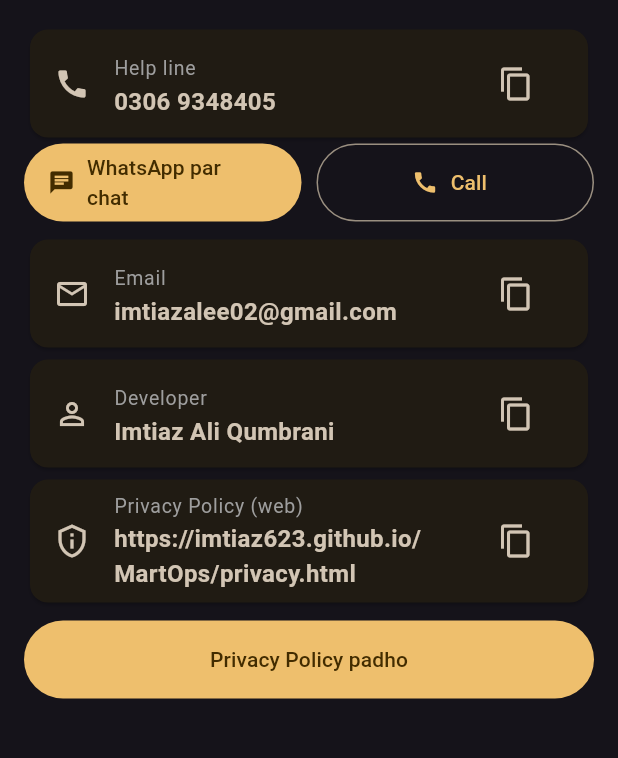
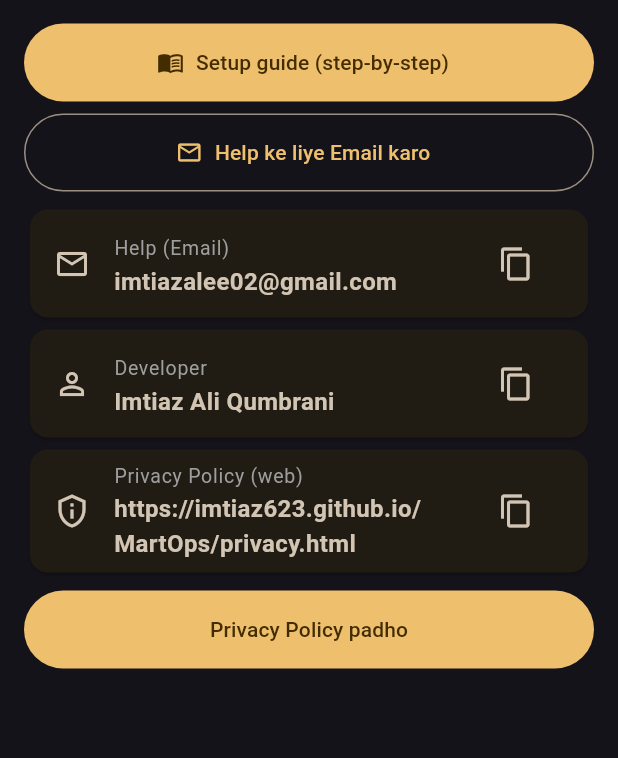
Before and after one commit to imtiaz623/MartOps, a Flutter app: the AboutScreen screen opened directly, on a phone screen of 412 x 824 dp, the part 476-1234 px from its top. Run offline on Flutter 3.47's test engine with Material 3 defaults, Android fonts, the phone set to English and light mode, and no system bars; our stand-ins replace connectivity_plus, geolocator, location, permission_handler, shared_preferences; missing offline and left inert: flutter_foreground_task, network_info_plus; accounts and stored records are empty.

Commit message:
0.9 about.dart

```diff
--- a/lib/about.dart
+++ b/lib/about.dart
@@ -1,8 +1,8 @@
 import 'package:flutter/material.dart';
 import 'package:flutter/services.dart';
+import 'guide.dart';
 import 'help.dart';
 
-const kHelpline = '0306 9348405';
 const kDevName = 'Imtiaz Ali Qumbrani';
 const kDevEmail = 'imtiazalee02@gmail.com';
 const kPolicyUrl = 'https://imtiaz623.github.io/MartOps/privacy.html';
@@ -10,7 +10,7 @@ const kPolicyUrl = 'https://imtiaz623.github.io/MartOps/privacy.html';
 const kAbout = r'''MartOps is a business app for shop and company owners. The owner adds branches and the Wi-Fi network names of each branch, then adds a manager. The manager logs in once on his Android phone. During the company working time set by the owner, the app records which branch Wi-Fi the phone connects to, when the manager arrived and left, whether the phone was on another Wi-Fi, on mobile data, without internet or switched off, and the phone's GPS position. The owner sees this in the app and on the web panel, with reports and a map link for each position.''';
 
 const kPolicy = <List<String>>[
-  [r'''1. About this policy''', r'''This policy explains what information the MartOps app and its web panel collect, why, and what choices you have. MartOps is developed by Imtiaz Ali Qumbrani (imtiazalee02@gmail.com, help line 0306 9348405). Last updated: 26 October 2026.'''],
+  [r'''1. About this policy''', r'''This policy explains what information the MartOps app and its web panel collect, why, and what choices you have. MartOps is developed by Imtiaz Ali Qumbrani (imtiazalee02@gmail.com). Last updated: 26 October 2026.'''],
   [r'''2. What MartOps does''', r'''MartOps is a business app for shop and company owners. The owner adds branches and the Wi-Fi network names of each branch, then adds a manager. The manager logs in once on his Android phone. During the company working time set by the owner, the app records which branch Wi-Fi the phone connects to, when the manager arrived and left, whether the phone was on another Wi-Fi, on mobile data, without internet or switched off, and the phone's GPS position. The owner sees this in the app and on the web panel, with reports and a map link for each position.'''],
   [r'''3. Information we collect''', r'''Account details: company name, owner name, phone number, optional WhatsApp number for reports, manager names and optional phone numbers, and login IDs. Passwords and PINs are stored only in hashed form.
 
@@ -45,7 +45,7 @@ Inside a company, the owner can see all of his managers' records. A manager can
 
 Email: imtiazalee02@gmail.com
 
-Help line: 0306 9348405'''],
+Help: imtiazalee02@gmail.com'''],
 ];
 
 class AboutScreen extends StatelessWidget {
@@ -69,14 +69,11 @@ class AboutScreen extends StatelessWidget {
             const SizedBox(height: 8),
             const Text(kAbout),
             const SizedBox(height: 16),
-            _copy(c, 'Help line', kHelpline, Icons.call),
-            Row(children: [
-              Expanded(child: FilledButton.icon(onPressed: () => openWhatsApp(c), icon: const Icon(Icons.chat), label: const Text('WhatsApp par chat'))),
-              const SizedBox(width: 10),
-              Expanded(child: OutlinedButton.icon(onPressed: () => callHelp(c), icon: const Icon(Icons.call), label: const Text('Call'))),
-            ]),
+            FilledButton.icon(onPressed: () => Navigator.push(c, MaterialPageRoute(builder: (_) => const GuideScreen())), icon: const Icon(Icons.menu_book_outlined), label: const Text('Setup guide (step-by-step)')),
             const SizedBox(height: 8),
-            _copy(c, 'Email', kDevEmail, Icons.email_outlined),
+            OutlinedButton.icon(onPressed: () => openEmail(c), icon: const Icon(Icons.email_outlined), label: const Text('Help ke liye Email karo')),
+            const SizedBox(height: 8),
+            _copy(c, 'Help (Email)', kDevEmail, Icons.email_outlined),
             _copy(c, 'Developer', kDevName, Icons.person_outline),
             _copy(c, 'Privacy Policy (web)', kPolicyUrl, Icons.privacy_tip_outlined),
             const SizedBox(height: 8),
```
